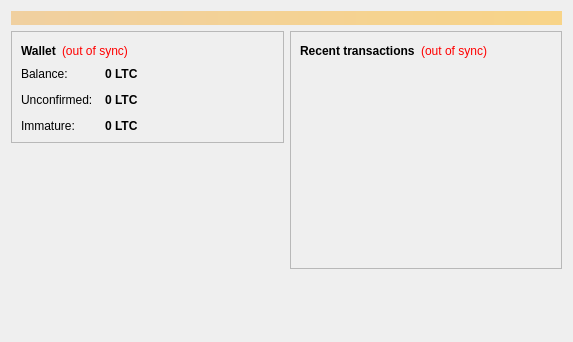
Old version of the form src/qt/forms/overviewpage.ui in the repository Canain/archcoin.
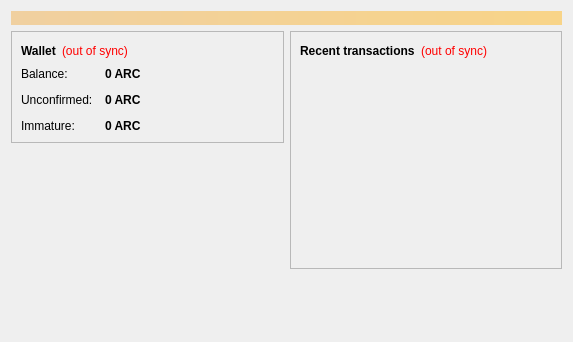
New version of the form.

Diff of the .ui file:
```diff
--- a/src/qt/forms/overviewpage.ui
+++ b/src/qt/forms/overviewpage.ui
@@ -122,7 +122,7 @@
                <string>Your current balance</string>
               </property>
               <property name="text">
-               <string notr="true">0 LTC</string>
+               <string notr="true">0 ARC</string>
               </property>
               <property name="textInteractionFlags">
                <set>Qt::LinksAccessibleByMouse|Qt::TextSelectableByKeyboard|Qt::TextSelectableByMouse</set>
@@ -151,7 +151,7 @@
                <string>Total of transactions that have yet to be confirmed, and do not yet count toward the current balance</string>
               </property>
               <property name="text">
-               <string notr="true">0 LTC</string>
+               <string notr="true">0 ARC</string>
               </property>
               <property name="textInteractionFlags">
                <set>Qt::LinksAccessibleByMouse|Qt::TextSelectableByKeyboard|Qt::TextSelectableByMouse</set>
@@ -177,7 +177,7 @@
                <string>Mined balance that has not yet matured</string>
               </property>
               <property name="text">
-               <string notr="true">0 LTC</string>
+               <string notr="true">0 ARC</string>
               </property>
               <property name="textInteractionFlags">
                <set>Qt::LinksAccessibleByMouse|Qt::TextSelectableByKeyboard|Qt::TextSelectableByMouse</set>
```
